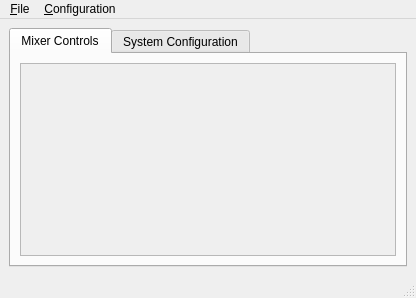
First picture: the form in src-qt5/MixerGUI.ui, repository q5sys/pc-mixer, before the edit.
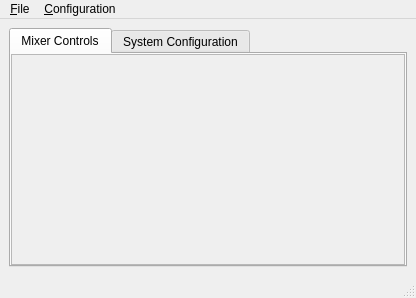
Second picture: the form after the edit. Icons and pictures are not drawn.

Commit message: Updates to pc-mixer: 1) Add a .desktop application registration 2) Add a "disable PulseAudio" setting:   - This settings will set the autospawn=[yes/no] option in the user's PA configuration, as well as set the Hidden=[true/false] option within the user's desktop autostart configuration.

Diff of the .ui file:
```diff
--- a/src-qt5/MixerGUI.ui
+++ b/src-qt5/MixerGUI.ui
@@ -25,6 +25,21 @@
         <string>Mixer Controls</string>
        </attribute>
        <layout class="QVBoxLayout" name="verticalLayout_2">
+        <property name="spacing">
+         <number>0</number>
+        </property>
+        <property name="leftMargin">
+         <number>0</number>
+        </property>
+        <property name="topMargin">
+         <number>0</number>
+        </property>
+        <property name="rightMargin">
+         <number>0</number>
+        </property>
+        <property name="bottomMargin">
+         <number>0</number>
+        </property>
         <item>
          <widget class="QScrollArea" name="scrollArea">
           <property name="widgetResizable">
@@ -35,8 +50,8 @@
             <rect>
              <x>0</x>
              <y>0</y>
-             <width>378</width>
-             <height>197</height>
+             <width>392</width>
+             <height>203</height>
             </rect>
            </property>
           </widget>
```
Left out of the diff: 13 changed lines with no effect on the pictures. The commit also changes 4 other files.
